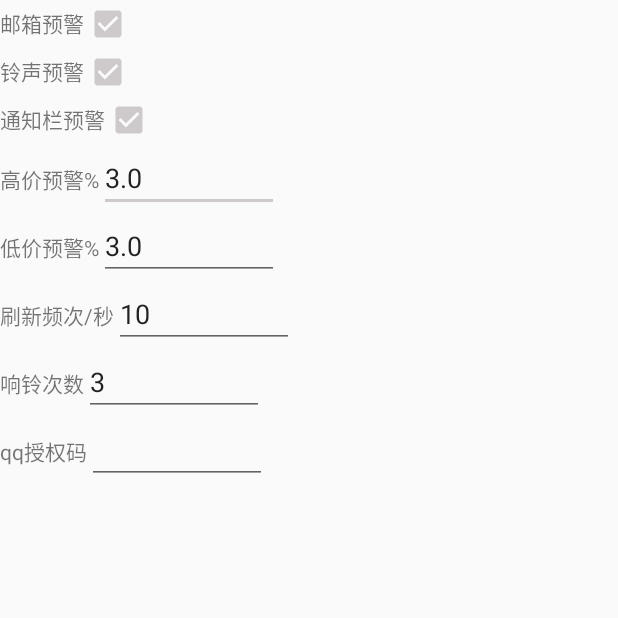
After one commit to leochenn/SSttoocckk, an Android app: the SettingActivity screen opened directly, with no data from a screen before it, on a phone screen of 412 x 824 dp, the top half of it. The commit adds this screen. Run offline under Robolectric (Android 15) with nearby library versions, the phone set to English and light mode, and no system bars.

Commit message:
设置界面

```diff
--- a/app/src/main/AndroidManifest.xml
+++ b/app/src/main/AndroidManifest.xml
@@ -39,6 +39,8 @@
 
         <activity android:name=".ui.CalculateActivity"/>
 
+        <activity android:name=".ui.SettingActivity"/>
+
         <activity
             android:name=".ui.StockDetailActivity"
             android:configChanges='keyboard|keyboardHidden|orientation|screenSize'
--- a/app/src/main/java/com/leo/stock/module/service/MonitorTimer.java
+++ b/app/src/main/java/com/leo/stock/module/service/MonitorTimer.java
@@ -106,7 +106,7 @@ public class MonitorTimer {
             public void run() {
                 checkTimeValid();
             }
-        }, Settings.getRefreshInterval());
+        }, Settings.getRefreshInterval(context));
     }
 
     private void loadPrice() {
--- a/app/src/main/java/com/leo/stock/ui/MainActivity.java
+++ b/app/src/main/java/com/leo/stock/ui/MainActivity.java
@@ -71,9 +71,6 @@ public class MainActivity extends Activity implements View.OnClickListener {
     }
 
     public void goToSet(View view) {
-//        邮箱，key；
-//        刷新时间间隔；
-//        铃声，邮箱；
-//        铃声响几声
+        startActivity(new Intent(this, SettingActivity.class));
     }
 }
--- /dev/null
+++ b/app/src/main/java/com/leo/stock/ui/SettingActivity.java
@@ -0,0 +1,64 @@
+
+package com.leo.stock.ui;
+
+import android.app.Activity;
+import android.os.Bundle;
+import android.widget.CheckBox;
+import android.widget.EditText;
+
+import com.leo.stock.R;
+import com.leo.stock.library.util.FloatUtil;
+import com.leo.stock.module.email.Config;
+import com.leo.stock.module.service.SpUtil;
+
+/**
+ * Created by Leo on 2020/3/26.
+ */
+public class SettingActivity extends Activity {
+
+    EditText editTextRefresh, editTextEmailAuthCode, editTextSoundCount, editTextHighAlarm, editTextLowAlarm;
+    CheckBox checkBoxEmail, checkBoxSound, checkBoxNotify;
+
+    @Override
+    protected void onCreate(Bundle savedInstanceState) {
+        super.onCreate(savedInstanceState);
+        setContentView(R.layout.activity_setting);
+
+        checkBoxEmail = findViewById(R.id.cbx_email);
+        checkBoxEmail.setChecked(SpUtil.getBoolean(this, "cb_email", true));
+
+        checkBoxSound = findViewById(R.id.cbx_sound);
+        checkBoxSound.setChecked(SpUtil.getBoolean(this, "cb_sound", true));
+
+        checkBoxNotify = findViewById(R.id.cbx_notify);
+        checkBoxNotify.setChecked(SpUtil.getBoolean(this, "cb_notify", true));
+
+        editTextHighAlarm = findViewById(R.id.edit_high);
+        editTextHighAlarm.setText("" + SpUtil.getFloat(this, "edit_high", 3));
+
+        editTextLowAlarm = findViewById(R.id.edit_low);
+        editTextLowAlarm.setText("" + SpUtil.getFloat(this, "edit_low", 3));
+
+        editTextRefresh = findViewById(R.id.edit_refresh);
+        editTextRefresh.setText("" + SpUtil.getInt(this, "edit_refresh", 10));
+
+        editTextSoundCount = findViewById(R.id.edit_sound);
+        editTextSoundCount.setText("" + SpUtil.getInt(this, "edit_soundcount", 3));
+
+        editTextEmailAuthCode = findViewById(R.id.edit_qqcode);
+        editTextEmailAuthCode.setText(SpUtil.getString(this, "edit_qqauth", Config.AUTH_CODE));
+    }
+
+    @Override
+    protected void onDestroy() {
+        SpUtil.putBoolean(this, "cb_email", checkBoxEmail.isChecked());
+        SpUtil.putBoolean(this, "cb_sound", checkBoxSound.isChecked());
+        SpUtil.putBoolean(this, "cb_notify", checkBoxNotify.isChecked());
+        SpUtil.putFloat(this, "edit_high", FloatUtil.handleFloatString(editTextHighAlarm.getText().toString().trim()));
+        SpUtil.putFloat(this, "edit_low", FloatUtil.handleFloatString(editTextLowAlarm.getText().toString().trim()));
+        SpUtil.putInt(this, "edit_refresh", Integer.parseInt(editTextRefresh.getText().toString().trim()));
+        SpUtil.putInt(this, "edit_soundcount", Integer.parseInt(editTextSoundCount.getText().toString().trim()));
+        SpUtil.putString(this, "edit_qqauth", editTextEmailAuthCode.getText().toString().trim());
+        super.onDestroy();
+    }
+}
--- /dev/null
+++ b/app/src/main/res/layout/activity_setting.xml
@@ -0,0 +1,131 @@
+<?xml version="1.0" encoding="utf-8"?>
+<LinearLayout xmlns:android="http://schemas.android.com/apk/res/android"
+    android:id="@+id/content_main"
+    android:layout_width="match_parent"
+    android:layout_height="match_parent"
+    android:orientation="vertical">
+
+    <LinearLayout
+        android:layout_width="wrap_content"
+        android:layout_height="wrap_content"
+        android:orientation="horizontal">
+        <TextView
+            android:layout_width="wrap_content"
+            android:layout_height="wrap_content"
+            android:text="邮箱预警"/>
+
+        <CheckBox
+            android:id="@+id/cbx_email"
+            android:layout_width="wrap_content"
+            android:layout_height="wrap_content"/>
+    </LinearLayout>
+
+    <LinearLayout
+        android:layout_width="wrap_content"
+        android:layout_height="wrap_content"
+        android:orientation="horizontal">
+        <TextView
+            android:layout_width="wrap_content"
+            android:layout_height="wrap_content"
+            android:text="铃声预警"/>
+
+        <CheckBox
+            android:id="@+id/cbx_sound"
+            android:layout_width="wrap_content"
+            android:layout_height="wrap_content"/>
+    </LinearLayout>
+
+    <LinearLayout
+        android:layout_width="wrap_content"
+        android:layout_height="wrap_content"
+        android:orientation="horizontal">
+        <TextView
+            android:layout_width="wrap_content"
+            android:layout_height="wrap_content"
+            android:text="通知栏预警"/>
+
+        <CheckBox
+            android:id="@+id/cbx_notify"
+            android:layout_width="wrap_content"
+            android:layout_height="wrap_content"/>
+    </LinearLayout>
+
+    <LinearLayout
+        android:layout_width="wrap_content"
+        android:layout_height="wrap_content"
+        android:orientation="horizontal">
+        <TextView
+            android:layout_width="wrap_content"
+            android:layout_height="wrap_content"
+            android:text="高价预警%"/>
+
+        <EditText
+            android:id="@+id/edit_high"
+            android:layout_width="120dp"
+            android:inputType="numberDecimal"
+            android:layout_height="wrap_content"/>
+    </LinearLayout>
+
+    <LinearLayout
+        android:layout_width="wrap_content"
+        android:layout_height="wrap_content"
+        android:orientation="horizontal">
+        <TextView
+            android:layout_width="wrap_content"
+            android:layout_height="wrap_content"
+            android:text="低价预警%"/>
+
+        <EditText
+            android:id="@+id/edit_low"
+            android:inputType="numberDecimal"
+            android:layout_width="120dp"
+            android:layout_height="wrap_content"/>
+    </LinearLayout>
+
+    <LinearLayout
+        android:layout_width="wrap_content"
+        android:layout_height="wrap_content"
+        android:orientation="horizontal">
+        <TextView
+            android:layout_width="wrap_content"
+            android:layout_height="wrap_content"
+            android:text="刷新频次/秒"/>
+
+        <EditText
+            android:id="@+id/edit_refresh"
+            android:inputType="number"
+            android:layout_width="120dp"
+            android:layout_height="wrap_content"/>
+    </LinearLayout>
+
+    <LinearLayout
+        android:layout_width="wrap_content"
+        android:layout_height="wrap_content"
+        android:orientation="horizontal">
+        <TextView
+            android:layout_width="wrap_content"
+            android:layout_height="wrap_content"
+            android:text="响铃次数"/>
+
+        <EditText
+            android:id="@+id/edit_sound"
+            android:inputType="number"
+            android:layout_width="120dp"
+            android:layout_height="wrap_content"/>
+    </LinearLayout>
+
+    <LinearLayout
+        android:layout_width="wrap_content"
+        android:layout_height="wrap_content"
+        android:orientation="horizontal">
+        <TextView
+            android:layout_width="wrap_content"
+            android:layout_height="wrap_content"
+            android:text="qq授权码"/>
+
+        <EditText
+            android:id="@+id/edit_qqcode"
+            android:layout_width="120dp"
+            android:layout_height="wrap_content"/>
+    </LinearLayout>
+</LinearLayout>
```
Also changed, not shown: app/src/main/java/com/leo/stock/module/service/Settings.java (+16 -14 lines), app/src/main/java/com/leo/stock/module/service/SpUtil.java (added, +137 -0 lines), app/src/main/java/com/leo/stock/module/service/StockMonitorMgr.java (+5 -5 lines).
